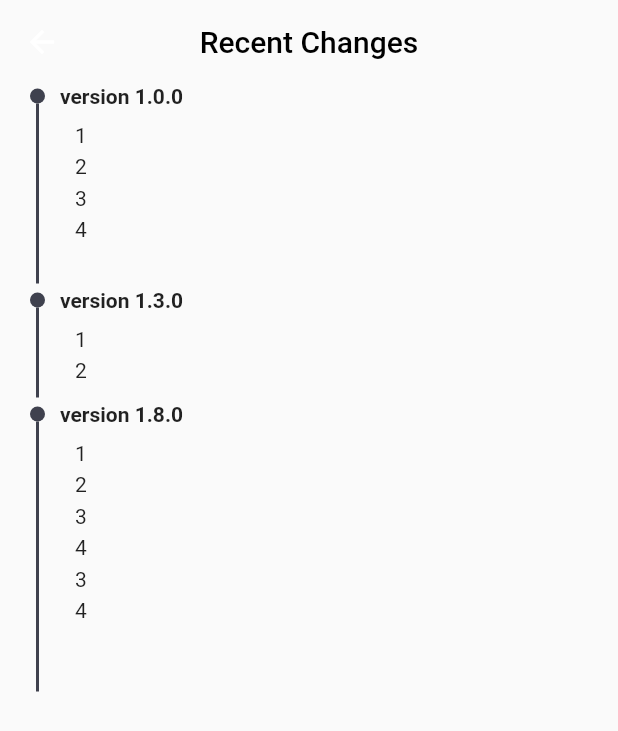
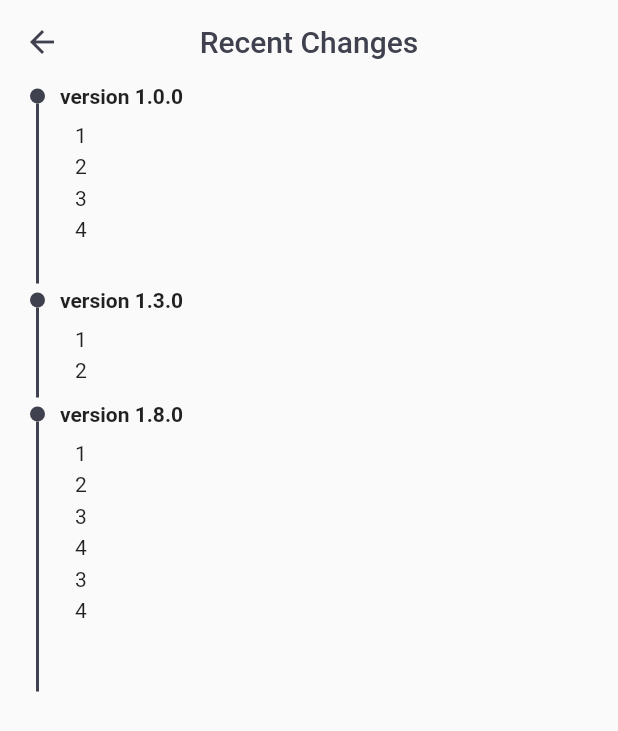
Before and after one commit to husen-hn/SilentMoon, a Flutter app: the RecentChanges screen opened by its route, on a phone screen of 412 x 824 dp. Shown: the top 731 px of the screen. Run offline on Flutter 3.47's test engine with Material 2 defaults, Android fonts, the phone set to English and light mode, and no system bars; our stand-ins replace share.

Commit message:
recent changes

```diff
--- a/lib/screen/nav_bar_screens/profile/recent_changes.dart
+++ b/lib/screen/nav_bar_screens/profile/recent_changes.dart
@@ -20,8 +20,9 @@ class _RecentChangesState extends State<RecentChanges> {
       appBar: AppBar(
         title: Text(
           'Recent Changes',
-          style: TextStyle(color: Colors.black),
+          style: TextStyle(color: const Color(0xff3F414E)),
         ),
+        iconTheme: IconThemeData(color: const Color(0xff3F414E)),
         centerTitle: true,
         elevation: 0,
         backgroundColor: Colors.grey[50],
@@ -43,13 +44,13 @@ class _RecentChangesState extends State<RecentChanges> {
                         decoration: BoxDecoration(
                             borderRadius:
                                 BorderRadius.all(Radius.circular(100)),
-                            color: Color(0xff3F414E)),
+                            color: const Color(0xff3F414E)),
                       ),
                       // vertical line
                       Container(
                         height: changesList[index].changes.length * 30.0,
                         width: 2.0,
-                        color: Color(0xff3F414E),
+                        color: const Color(0xff3F414E),
                       ),
                     ],
                   ),
```
